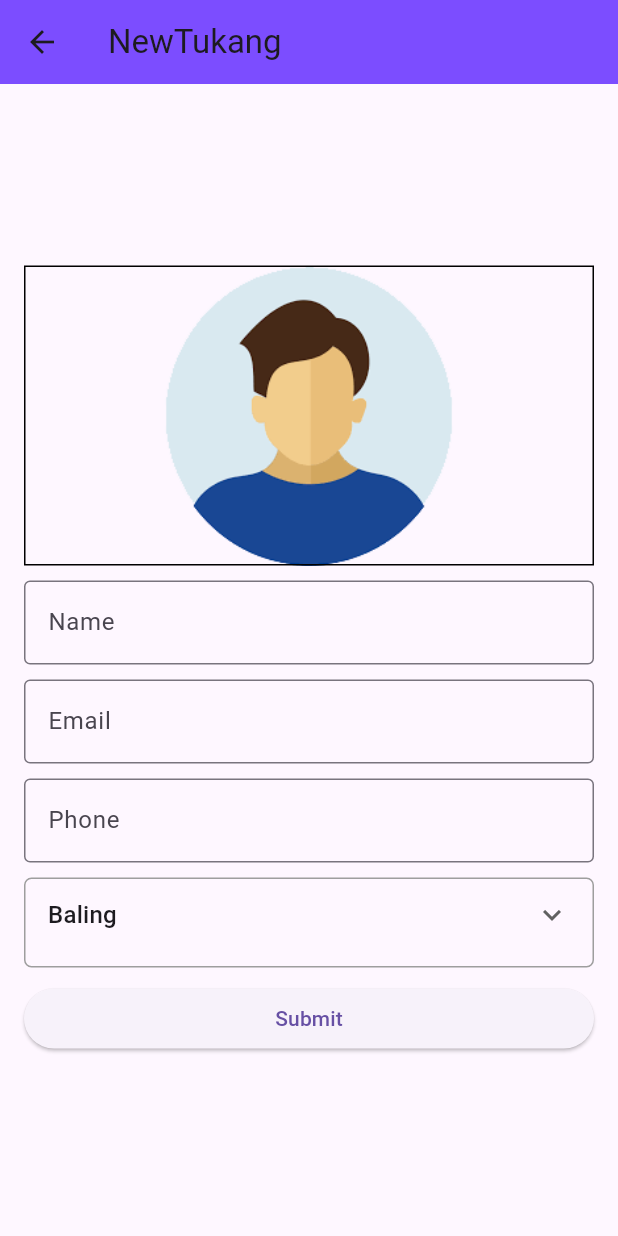
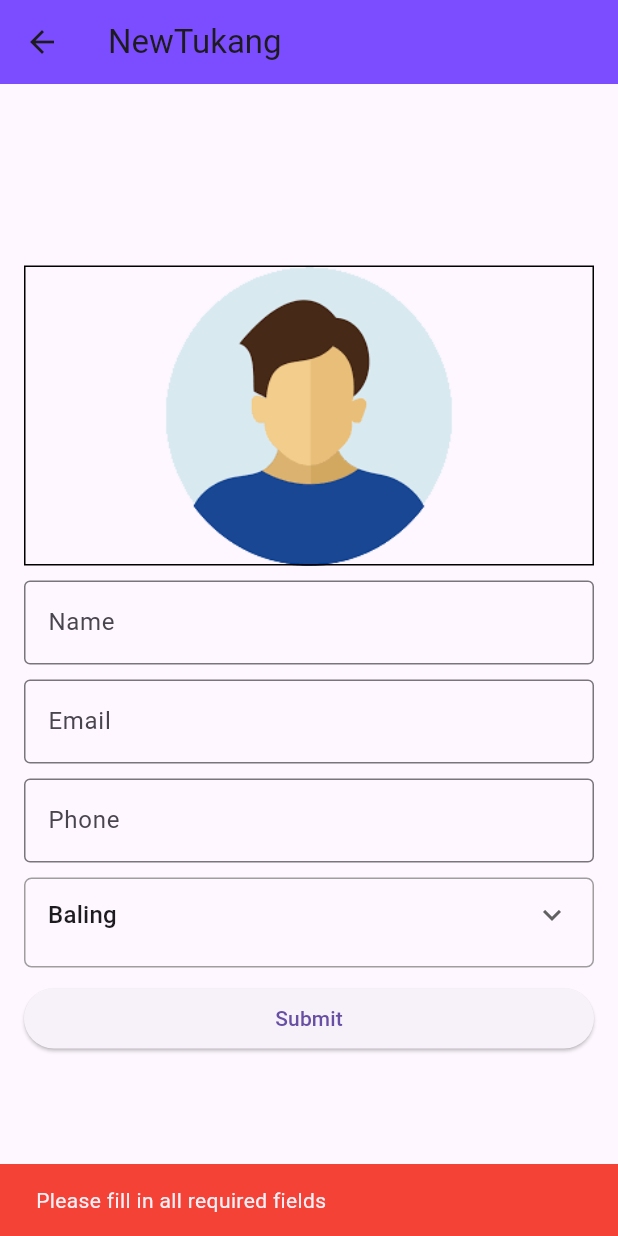
Before and after one commit to ahmadhanis/FlutterA242_STIJ6044, a Flutter app: the NewTukangScreen screen opened directly, after a tap on "Submit", on a phone screen of 412 x 824 dp. Run offline on Flutter 3.47's test engine with Material 3 defaults, Android fonts, the phone set to English and light mode, and no system bars; our stand-ins replace image_picker, sn_progress_dialog.

Commit message:
dialog confirmation

```diff
--- a/mytukang/lib/newtukangscreen.dart
+++ b/mytukang/lib/newtukangscreen.dart
@@ -128,7 +128,9 @@ class _NewTukangScreenState extends State<NewTukangScreen> {
                   SizedBox(
                     width: 400,
                     child: ElevatedButton(
-                      onPressed: () {},
+                      onPressed: () {
+                        onsubmitDialog();
+                      },
                       child: const Text('Submit'),
                     ),
                   ),
@@ -152,4 +154,62 @@ class _NewTukangScreenState extends State<NewTukangScreen> {
     }
     setState(() {});
   }
+
+  void onsubmitDialog() {
+    String name = nameController.text;
+    String email = emailController.text;
+    String phone = phoneController.text;
+
+    if (image == null || name.isEmpty || email.isEmpty || phone.isEmpty) {
+      ScaffoldMessenger.of(context).showSnackBar(
+        const SnackBar(
+          content: Text('Please fill in all required fields'),
+          backgroundColor: Colors.red,
+        ),
+      );
+      return;
+    }
+    if (!email.contains('@') && !email.contains('.')) {
+      ScaffoldMessenger.of(context).showSnackBar(
+        const SnackBar(
+          content: Text('Invalid email address'),
+          backgroundColor: Colors.red,
+        ),
+      );
+      return;
+    }
+    if (phone.length < 10) {
+      ScaffoldMessenger.of(context).showSnackBar(
+        const SnackBar(
+          content: Text('Invalid phone number'),
+          backgroundColor: Colors.red,
+        ),
+      );
+      return;
+    }
+
+    showDialog(
+        context: context,
+        builder: (BuildContext context) {
+          return AlertDialog(
+            title: const Text('Confirmation'),
+            content: const Text('Are you sure you want to submit?'),
+            actions: [
+              TextButton(
+                child: const Text('Cancel'),
+                onPressed: () {
+                  Navigator.of(context).pop();
+                },
+              ),
+              TextButton(
+                child: const Text('Submit'),
+                onPressed: () {
+                  Navigator.of(context).pop();
+                  // submitData(name, email, phone, selectedDistrict);
+                },
+              ),
+            ],
+          );
+        });
+  }
 }
```
